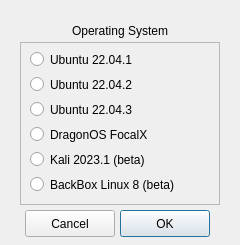
ainfosec/FISSURE, file UI/install.ui: the form before one commit.
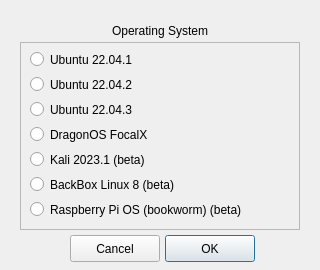
The form after the commit. Icons and pictures are not drawn.

Commit message: First attempt at Raspberry Pi OS (bookworm) install

Diff of the .ui file:
```diff
--- a/UI/install.ui
+++ b/UI/install.ui
@@ -6,8 +6,8 @@
    <rect>
     <x>0</x>
     <y>0</y>
-    <width>240</width>
-    <height>245</height>
+    <width>320</width>
+    <height>270</height>
    </rect>
   </property>
   <property name="windowTitle">
@@ -20,8 +20,8 @@
   <widget class="QPushButton" name="pushButton_ok">
    <property name="geometry">
     <rect>
-     <x>120</x>
-     <y>210</y>
+     <x>165</x>
+     <y>235</y>
      <width>90</width>
      <height>27</height>
     </rect>
@@ -36,8 +36,8 @@
   <widget class="QPushButton" name="pushButton_cancel">
    <property name="geometry">
     <rect>
-     <x>25</x>
-     <y>210</y>
+     <x>70</x>
+     <y>235</y>
      <width>90</width>
      <height>27</height>
     </rect>
@@ -51,7 +51,7 @@
     <rect>
      <x>20</x>
      <y>20</y>
-     <width>200</width>
+     <width>280</width>
      <height>22</height>
     </rect>
    </property>
@@ -67,8 +67,8 @@
     <rect>
      <x>20</x>
      <y>42</y>
-     <width>200</width>
-     <height>163</height>
+     <width>280</width>
+     <height>188</height>
     </rect>
    </property>
    <property name="frameShape">
@@ -173,6 +173,22 @@
      <string>Ubuntu 22.04.2</string>
     </property>
    </widget>
+   <widget class="QRadioButton" name="radioButton_raspberry_pi_os">
+    <property name="enabled">
+     <bool>true</bool>
+    </property>
+    <property name="geometry">
+     <rect>
+      <x>10</x>
+      <y>155</y>
+      <width>265</width>
+      <height>25</height>
+     </rect>
+    </property>
+    <property name="text">
+     <string>Raspberry Pi OS (bookworm) (beta)</string>
+    </property>
+   </widget>
    <zorder>radioButton_ubuntu22_04_1</zorder>
    <zorder>radioButton_kali_2023_1</zorder>
    <zorder>radioButton_dragonos_focalx</zorder>
```
Left out of the diff: 1 changed line with no effect on the pictures. The commit also changes 7 other files.
